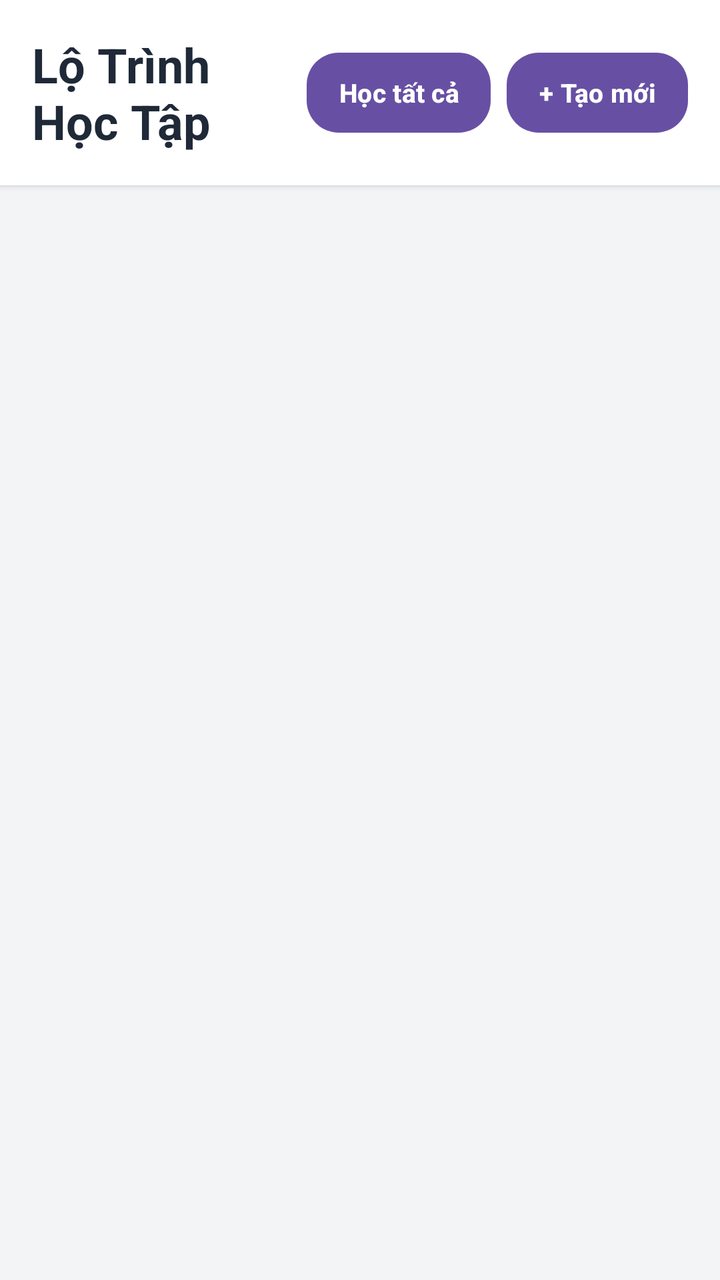
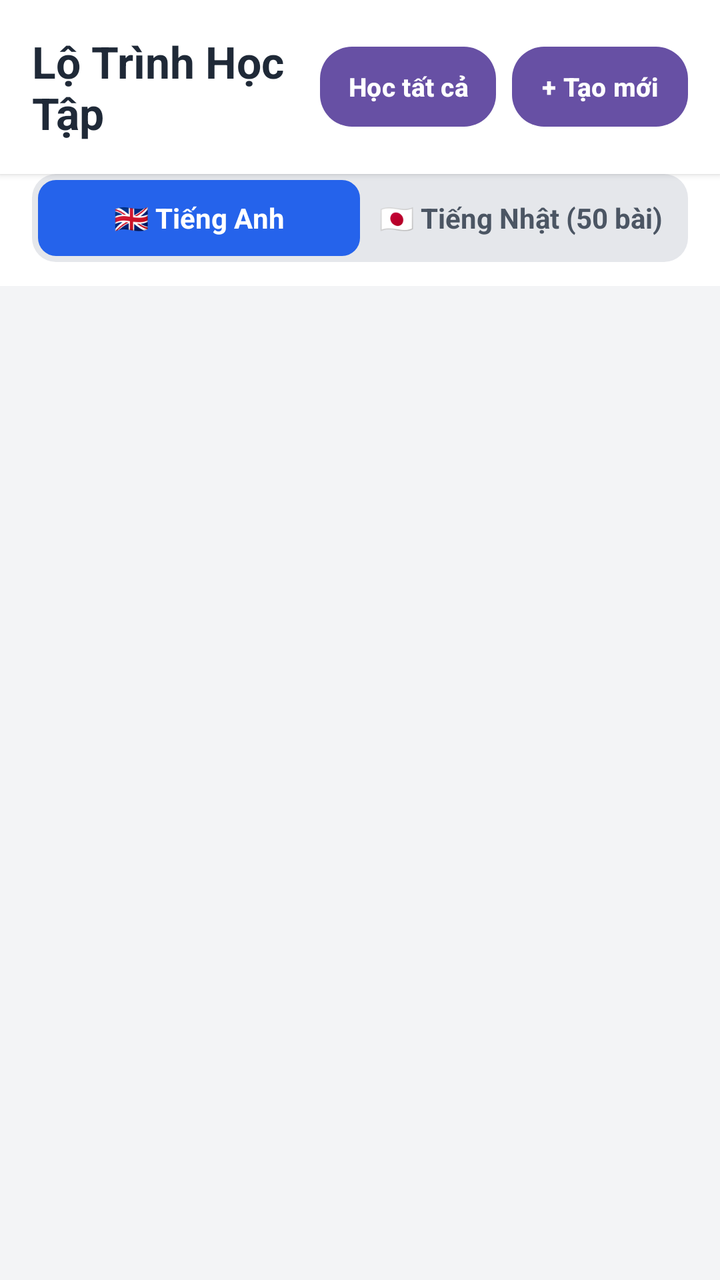

Two renders of the same Android screen: before a commit and after it. Below are the layout's source before the change and the commit's diff.
<!-- AndroidManifest.xml: application theme Theme.LearnEnglish -->
<!-- res/layout/activity_main.xml -->
<?xml version="1.0" encoding="utf-8"?>
<LinearLayout xmlns:android="http://schemas.android.com/apk/res/android"
    xmlns:tools="http://schemas.android.com/tools"
    android:id="@+id/main"
    android:layout_width="match_parent"
    android:layout_height="match_parent"
    android:orientation="vertical"
    android:background="#F3F4F6"
    tools:context=".MainActivity">

    
    <LinearLayout
        android:layout_width="match_parent"
        android:layout_height="wrap_content"
        android:background="@android:color/white"
        android:elevation="2dp"
        android:gravity="center_vertical"
        android:orientation="horizontal"
        android:padding="16dp">

        <TextView
            android:layout_width="0dp"
            android:layout_height="wrap_content"
            android:layout_weight="1"
            android:text="Lộ Trình Học Tập"
            android:textColor="#1F2937"
            android:textSize="24sp"
            android:textStyle="bold" />

        <Button
            android:id="@+id/btnLearnAll"
            android:layout_width="wrap_content"
            android:layout_height="40dp"
            android:background="@drawable/bg_button_blue"
            android:paddingStart="16dp"
            android:paddingEnd="16dp"
            android:layout_marginEnd="8dp"
            android:text="Học tất cả"
            android:textColor="@android:color/white"
            android:textSize="13sp"
            android:textStyle="bold"
            android:textAllCaps="false" />

        <Button
            android:id="@+id/btnCreateLesson"
            android:layout_width="wrap_content"
            android:layout_height="40dp"
            android:background="@drawable/bg_button_blue"
            android:paddingStart="16dp"
            android:paddingEnd="16dp"
            android:text="+ Tạo mới"
            android:textColor="@android:color/white"
            android:textSize="13sp"
            android:textStyle="bold"
            android:textAllCaps="false" />
    </LinearLayout>

    <ScrollView
        android:layout_width="match_parent"
        android:layout_height="match_parent">

        <LinearLayout
            android:id="@+id/layoutLessons"
            android:layout_width="match_parent"
            android:layout_height="wrap_content"
            android:orientation="vertical"
            android:padding="16dp">

            
        </LinearLayout>
    </ScrollView>
</LinearLayout>
<!-- resources referenced by this layout -->
<resources>
  <!-- drawable bg_button_blue (drawable) -->
  <?xml version="1.0" encoding="utf-8"?>
  <shape xmlns:android="http://schemas.android.com/apk/res/android"
      android:shape="rectangle">
      <solid android:color="#3B82F6" />
      <corners android:radius="16dp" />
  </shape>
  <style name="Theme.LearnEnglish" parent="Base.Theme.LearnEnglish" />
  <style name="Base.Theme.LearnEnglish" parent="Theme.Material3.DayNight.NoActionBar">
          
          
      </style>
</resources>

<!-- the commit's change to res/layout/activity_main.xml (unified diff, before → after) -->
@@ -19,12 +19,13 @@
         android:padding="16dp">
 
         <TextView
+            android:id="@+id/tvHeaderTitle"
             android:layout_width="0dp"
             android:layout_height="wrap_content"
             android:layout_weight="1"
             android:text="Lộ Trình Học Tập"
             android:textColor="#1F2937"
-            android:textSize="24sp"
+            android:textSize="22sp"
             android:textStyle="bold" />
 
         <Button
@@ -32,8 +33,8 @@
             android:layout_width="wrap_content"
             android:layout_height="40dp"
             android:background="@drawable/bg_button_blue"
-            android:paddingStart="16dp"
-            android:paddingEnd="16dp"
+            android:paddingStart="14dp"
+            android:paddingEnd="14dp"
             android:layout_marginEnd="8dp"
             android:text="Học tất cả"
             android:textColor="@android:color/white"
@@ -46,13 +47,55 @@
             android:layout_width="wrap_content"
             android:layout_height="40dp"
             android:background="@drawable/bg_button_blue"
-            android:paddingStart="16dp"
-            android:paddingEnd="16dp"
+            android:paddingStart="14dp"
+            android:paddingEnd="14dp"
             android:text="+ Tạo mới"
             android:textColor="@android:color/white"
             android:textSize="13sp"
             android:textStyle="bold"
             android:textAllCaps="false" />
+    </LinearLayout>
+
+    
+    <LinearLayout
+        android:layout_width="match_parent"
+        android:layout_height="wrap_content"
+        android:background="@android:color/white"
+        android:paddingStart="16dp"
+        android:paddingEnd="16dp"
+        android:paddingBottom="12dp">
+
+        <LinearLayout
+            android:layout_width="match_parent"
+            android:layout_height="44dp"
+            android:background="@drawable/bg_tab_container"
+            android:orientation="horizontal"
+            android:padding="3dp">
+
+            <TextView
+                android:id="@+id/tabEnglish"
+                android:layout_width="0dp"
+                android:layout_height="match_parent"
+                android:layout_weight="1"
+                android:gravity="center"
+                android:text="🇬🇧 Tiếng Anh"
+                android:textColor="@android:color/white"
+                android:textSize="14sp"
+                android:textStyle="bold"
+                android:background="@drawable/bg_tab_active_blue" />
+
+            <TextView
+                android:id="@+id/tabJapanese"
+                android:layout_width="0dp"
+                android:layout_height="match_parent"
+                android:layout_weight="1"
+                android:gravity="center"
+                android:text="🇯🇵 Tiếng Nhật (50 bài)"
+                android:textColor="#4B5563"
+                android:textSize="14sp"
+                android:textStyle="bold"
+                android:background="@android:color/transparent" />
+        </LinearLayout>
     </LinearLayout>
 
     <ScrollView
<!-- resource entries referenced after the edit -->
@@ -7,6 +7,20 @@
       <solid android:color="#3B82F6" />
       <corners android:radius="16dp" />
   </shape>
+  <!-- drawable bg_tab_active_blue (drawable) -->
+  <?xml version="1.0" encoding="utf-8"?>
+  <shape xmlns:android="http://schemas.android.com/apk/res/android"
+      android:shape="rectangle">
+      <solid android:color="#2563EB" />
+      <corners android:radius="9dp" />
+  </shape>
+  <!-- drawable bg_tab_container (drawable) -->
+  <?xml version="1.0" encoding="utf-8"?>
+  <shape xmlns:android="http://schemas.android.com/apk/res/android"
+      android:shape="rectangle">
+      <solid android:color="#E5E7EB" />
+      <corners android:radius="12dp" />
+  </shape>
   <style name="Theme.LearnEnglish" parent="Base.Theme.LearnEnglish" />
   <style name="Base.Theme.LearnEnglish" parent="Theme.Material3.DayNight.NoActionBar">
           
